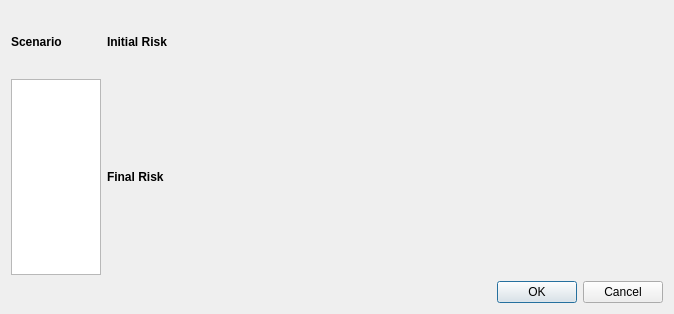
First picture: the form in riskassessmentdialog.ui, repository atilm/RequirementsManager, before the edit.
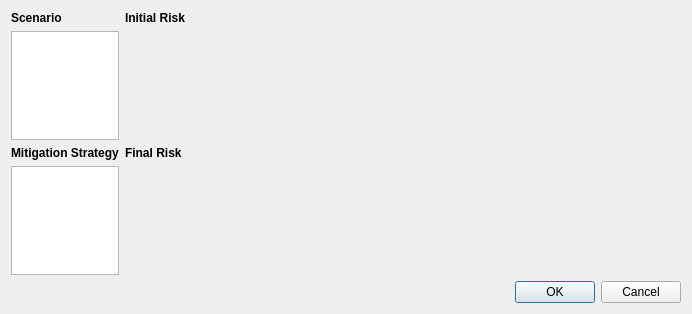
Second picture: the form after the edit.

Commit message:
Added mitigation Strategy to Risk Assessment
 - Mitigation Strategy can be edited, saved, loaded

 - Fixed indexing bugs in adding of RiskAssessments and Tests
   that led to prepending instead of appending and overwriting
   of old entries by new ones

The edit to the form file:
```diff
--- a/riskassessmentdialog.ui
+++ b/riskassessmentdialog.ui
@@ -16,26 +16,7 @@
   <layout class="QVBoxLayout" name="verticalLayout">
    <item>
     <layout class="QGridLayout" name="gridLayout">
-     <item row="0" column="0">
-      <widget class="QLabel" name="label">
-       <property name="sizePolicy">
-        <sizepolicy hsizetype="Preferred" vsizetype="Minimum">
-         <horstretch>0</horstretch>
-         <verstretch>0</verstretch>
-        </sizepolicy>
-       </property>
-       <property name="font">
-        <font>
-         <weight>75</weight>
-         <bold>true</bold>
-        </font>
-       </property>
-       <property name="text">
-        <string>Scenario</string>
-       </property>
-      </widget>
-     </item>
-     <item row="0" column="1">
+     <item row="0" column="2">
       <widget class="QLabel" name="label_2">
        <property name="sizePolicy">
         <sizepolicy hsizetype="Preferred" vsizetype="Minimum">
@@ -54,39 +35,10 @@
        </property>
       </widget>
      </item>
-     <item row="1" column="0" rowspan="3">
-      <widget class="QPlainTextEdit" name="scenarioTextEdit">
-       <property name="sizePolicy">
-        <sizepolicy hsizetype="Expanding" vsizetype="Expanding">
-         <horstretch>0</horstretch>
-         <verstretch>0</verstretch>
-        </sizepolicy>
-       </property>
-      </widget>
-     </item>
-     <item row="1" column="1">
+     <item row="1" column="2">
       <widget class="QWidget" name="initialRiskTable" native="true"/>
      </item>
-     <item row="2" column="1">
-      <widget class="QLabel" name="label_3">
-       <property name="sizePolicy">
-        <sizepolicy hsizetype="Preferred" vsizetype="Minimum">
-         <horstretch>0</horstretch>
-         <verstretch>0</verstretch>
-        </sizepolicy>
-       </property>
-       <property name="font">
-        <font>
-         <weight>75</weight>
-         <bold>true</bold>
-        </font>
-       </property>
-       <property name="text">
-        <string>Final Risk</string>
-       </property>
-      </widget>
-     </item>
-     <item row="3" column="1">
+     <item row="3" column="2">
       <widget class="QWidget" name="finalRiskTable" native="true">
        <property name="sizePolicy">
         <sizepolicy hsizetype="Fixed" vsizetype="Preferred">
@@ -102,6 +54,83 @@
        </property>
       </widget>
      </item>
+     <item row="2" column="2">
+      <widget class="QLabel" name="label_3">
+       <property name="sizePolicy">
+        <sizepolicy hsizetype="Preferred" vsizetype="Minimum">
+         <horstretch>0</horstretch>
+         <verstretch>0</verstretch>
+        </sizepolicy>
+       </property>
+       <property name="font">
+        <font>
+         <weight>75</weight>
+         <bold>true</bold>
+        </font>
+       </property>
+       <property name="text">
+        <string>Final Risk</string>
+       </property>
+      </widget>
+     </item>
+     <item row="3" column="1">
+      <widget class="QPlainTextEdit" name="mitigationStrategyTextEdit">
+       <property name="sizePolicy">
+        <sizepolicy hsizetype="Expanding" vsizetype="Expanding">
+         <horstretch>0</horstretch>
+         <verstretch>0</verstretch>
+        </sizepolicy>
+       </property>
+      </widget>
+     </item>
+     <item row="2" column="1">
+      <widget class="QLabel" name="label_4">
+       <property name="sizePolicy">
+        <sizepolicy hsizetype="Preferred" vsizetype="Minimum">
+         <horstretch>0</horstretch>
+         <verstretch>0</verstretch>
+        </sizepolicy>
+       </property>
+       <property name="font">
+        <font>
+         <weight>75</weight>
+         <bold>true</bold>
+        </font>
+       </property>
+       <property name="text">
+        <string>Mitigation Strategy</string>
+       </property>
+      </widget>
+     </item>
+     <item row="0" column="1">
+      <widget class="QLabel" name="label">
+       <property name="sizePolicy">
+        <sizepolicy hsizetype="Preferred" vsizetype="Minimum">
+         <horstretch>0</horstretch>
+         <verstretch>0</verstretch>
+        </sizepolicy>
+       </property>
+       <property name="font">
+        <font>
+         <weight>75</weight>
+         <bold>true</bold>
+        </font>
+       </property>
+       <property name="text">
+        <string>Scenario</string>
+       </property>
+      </widget>
+     </item>
+     <item row="1" column="1">
+      <widget class="QPlainTextEdit" name="scenarioTextEdit">
+       <property name="sizePolicy">
+        <sizepolicy hsizetype="Expanding" vsizetype="Expanding">
+         <horstretch>0</horstretch>
+         <verstretch>0</verstretch>
+        </sizepolicy>
+       </property>
+      </widget>
+     </item>
     </layout>
    </item>
    <item>
```
The commit also changes 16 other files.
